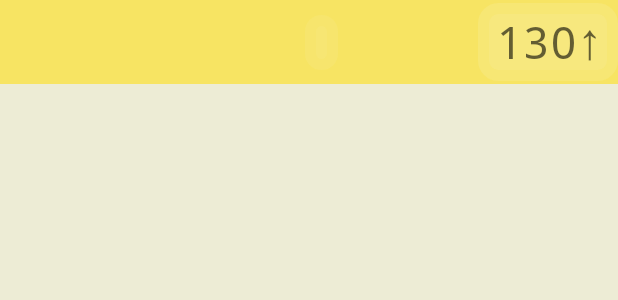
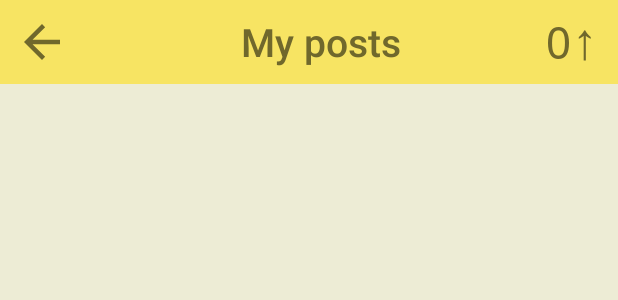
Before and after one commit to corykacal/Squash, an Android app: the layout fragment_sub_myposts.xml on its own in the app's theme, with its tools: preview values and no code run, on a phone screen of 412 x 824 dp. Shown: the top 300 px of the screen. Run offline under Robolectric (Android 15) with nearby library versions, the phone set to English and light mode, and no system bars.

Commit message:
updated look

```diff
--- a/app/src/main/java/com/example/squash/posts/SinglePostActivity.kt
+++ b/app/src/main/java/com/example/squash/posts/SinglePostActivity.kt
@@ -165,6 +165,7 @@ class SinglePostActivity: AppCompatActivity() {
                 Toast.makeText(applicationContext, "refresh failed", Toast.LENGTH_LONG).show()
             }
         }
+        * would refresh page_Size*current_page
         viewModel.getPosts(PAGE_SIZE, 1, lambda)
          */
         super.onBackPressed()
--- a/app/src/main/res/layout/activity_singlepost.xml
+++ b/app/src/main/res/layout/activity_singlepost.xml
@@ -33,7 +33,7 @@
                 android:layout_width="wrap_content"
                 android:layout_height="wrap_content"
                 android:src="@drawable/back_arrow"
-                android:tint="@color/post"
+                android:tint="@color/titleText"
                 app:layout_constraintStart_toStartOf="parent"
                 app:layout_constraintTop_toTopOf="parent"
                 app:layout_constraintBottom_toBottomOf="parent"
@@ -44,7 +44,7 @@
                 android:layout_width="wrap_content"
                 android:layout_height="wrap_content"
                 android:fontFamily="sans-serif-medium"
-                android:textColor="@color/post"
+                android:textColor="@color/titleText"
                 android:textSize="20sp"
                 android:layout_marginStart="15dp"
                 app:layout_constraintStart_toEndOf="@id/backButton"
--- a/app/src/main/res/layout/fragment_sub_myposts.xml
+++ b/app/src/main/res/layout/fragment_sub_myposts.xml
@@ -30,16 +30,25 @@
             android:layout_height="wrap_content"
             >
 
-            <TextView
-                android:id="@+id/current_subject"
+            <ImageView
+                android:id="@+id/backButton"
                 android:layout_width="wrap_content"
                 android:layout_height="wrap_content"
-                android:text=""
-                android:fontFamily="sans-serif-smallcaps"
+                android:src="@drawable/back_arrow"
+                android:tint="@color/titleText"
+                app:layout_constraintStart_toStartOf="parent"
+                app:layout_constraintTop_toTopOf="parent"
+                app:layout_constraintBottom_toBottomOf="parent"
+                />
+
+            <TextView
+                android:id="@+id/title"
+                android:layout_width="wrap_content"
+                android:layout_height="wrap_content"
+                android:text="My posts"
+                android:fontFamily="sans-serif-medium"
                 android:textSize="26sp"
-                android:alpha="0.6"
-                android:background="@drawable/karma_outline"
-                android:textColor="@color/black"
+                android:textColor="@color/titleText"
                 app:layout_constraintStart_toStartOf="parent"
                 app:layout_constraintEnd_toEndOf="parent"
                 app:layout_constraintTop_toTopOf="parent"
@@ -50,7 +59,8 @@
                 android:layout_width="wrap_content"
                 android:layout_height="wrap_content"
                 android:orientation="horizontal"
-                android:background="@drawable/karma_outline"
+                android:layout_marginEnd="13dp"
+                android:layout_marginBottom="3dp"
                 app:layout_constraintEnd_toEndOf="parent"
                 app:layout_constraintTop_toTopOf="parent"
                 app:layout_constraintBottom_toBottomOf="parent"
@@ -62,11 +72,10 @@
                     android:layout_height="wrap_content"
                     android:fontFamily="monospace"
                     android:textSize="30sp"
-                    android:text="130"
+                    android:text="0"
                     android:textAlignment="center"
                     android:gravity="center_horizontal"
-                    android:alpha="0.6"
-                    android:textColor="@color/black"
+                    android:textColor="@color/titleText"
                     />
 
                 <TextView
@@ -78,8 +87,7 @@
                     android:textSize="34sp"
                     android:textAlignment="center"
                     android:gravity="center_horizontal"
-                    android:alpha="0.6"
-                    android:textColor="@color/black"
+                    android:textColor="@color/titleText"
                     />
 
             </LinearLayout>
```
Also changed, not shown: app/src/main/java/com/example/squash/profile/MyPostsFragment.kt (+12 -0 lines), app/src/main/res/layout/fragment_profile.xml (+5 -6 lines).
